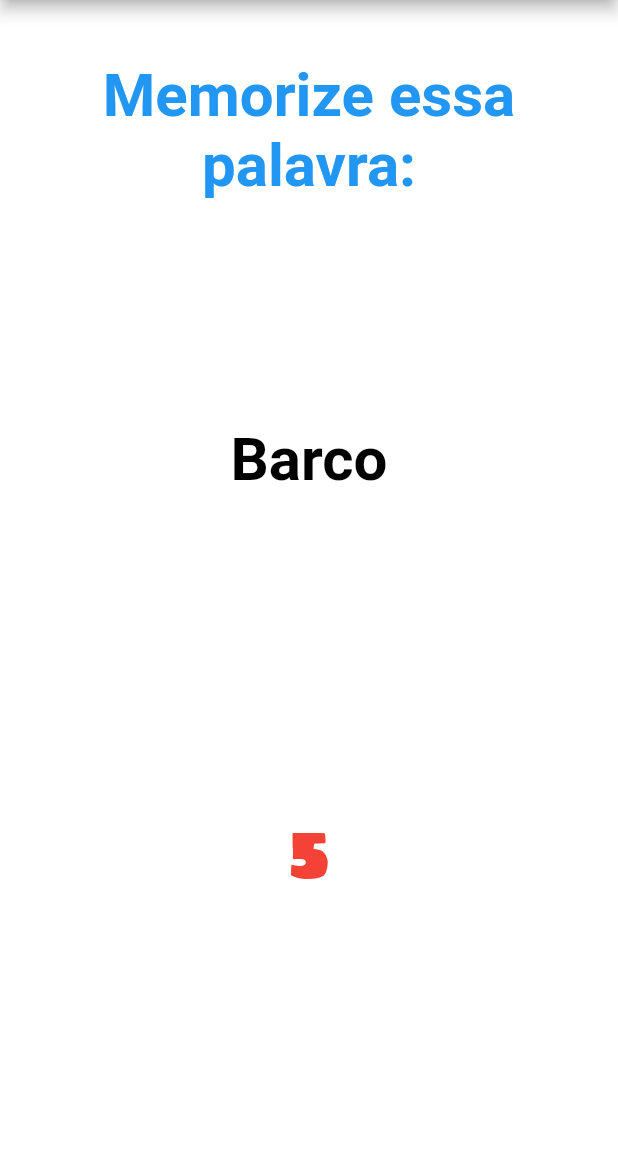
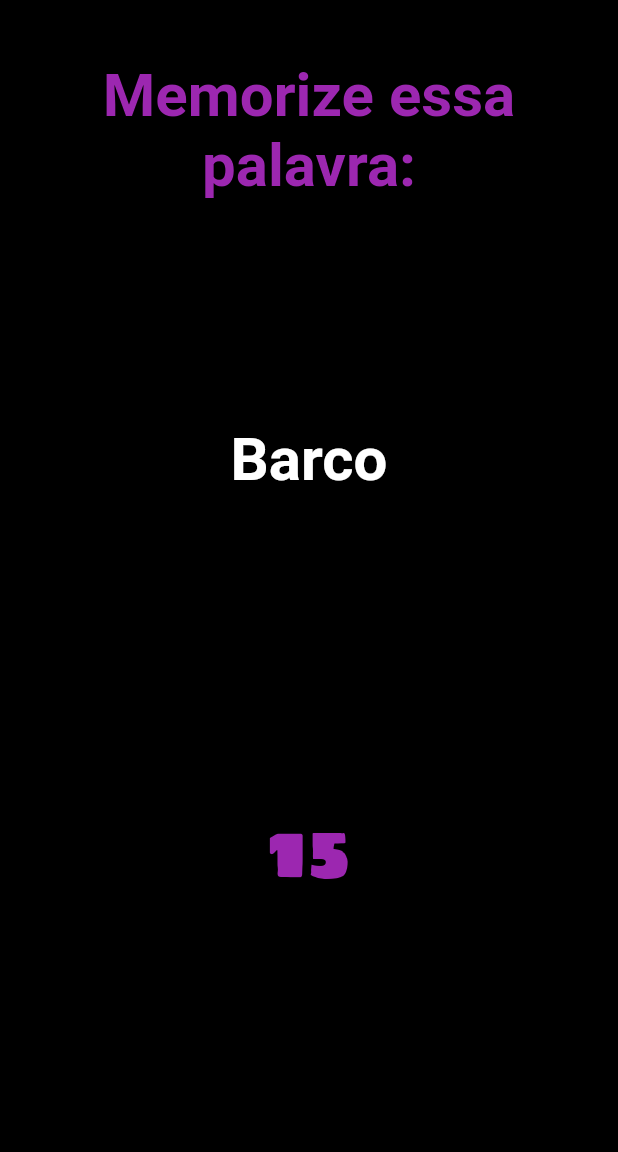
Before and after one commit to MouraRaquel/memory_extreme_app, a Flutter app: the screen it shows after launch, in the side drawer, after a tap on "Jogo das Palavras", on a phone screen of 412 x 824 dp, the part 84-1236 px from its top. Run offline on Flutter 3.47's test engine with Material 2 defaults, Android fonts, the phone set to English and light mode, and no system bars.

Commit message:
Altera o tempo para memorizar

```diff
--- a/lib/pages/jogo_palavras.dart
+++ b/lib/pages/jogo_palavras.dart
@@ -107,14 +107,14 @@ class _PalavrasState extends State<Palavras> {
   final StreamController _streamController = StreamController();
 
   addData()async{
-    for(int i = 5; i<= 1; i--) {
+    for(int i = 15; i<= 1; i--) {
       await Future.delayed(Duration(seconds: 1));
       _streamController.sink.add(i);
     }
   }
 
   Stream<int> numberStream() async*{
-    for(int i = 5; i>= 1; i--) {
+    for(int i = 15; i>= 1; i--) {
       await Future.delayed(Duration(seconds: 1));
       yield i;
       if(i == 1){
@@ -158,7 +158,7 @@ class _PalavrasState extends State<Palavras> {
     embaralhadas..shuffle();
 
     var _estiloBotao = (ElevatedButton.styleFrom(
-        primary: Colors.blue, minimumSize: Size(110, 50)));
+        primary: Colors.purple, minimumSize: Size(110, 50)));
     var _fontes = TextStyle(
         fontSize: 18, fontWeight: FontWeight.bold, color: Colors.white);
 
@@ -179,7 +179,7 @@ class _PalavrasState extends State<Palavras> {
     _linha(nums) {
       return Text(palavrasSelecionadas[nums],
           style: TextStyle(
-              fontSize: 40, color: Colors.black, fontWeight: FontWeight.bold));
+              fontSize: 40, color: Colors.white, fontWeight: FontWeight.bold));
     }
 
     _qtdPalavrasApresentadas() {
@@ -279,14 +279,14 @@ class _PalavrasState extends State<Palavras> {
 
     _novaPalavra(palavrasSelecionadas) {
       var _fontes = TextStyle(
-          fontSize: 40, color: Colors.blue, fontWeight: FontWeight.bold);
+          fontSize: 40, color: Colors.purple, fontWeight: FontWeight.bold);
 
       Size size = MediaQuery.of(context).size;
       return Scaffold(
           body: Container(
             padding: EdgeInsets.all(20),
             width: size.width,
-        color: Colors.white,
+            color: Colors.black,
             child: Column(
               children: <Widget>[
                 Expanded(
@@ -303,7 +303,7 @@ class _PalavrasState extends State<Palavras> {
                     if (snapshot.connectionState == ConnectionState.waiting)
                       return Text("");
                     return Text("${snapshot.data}", style: TextStyle(
-                    color: Colors.red,
+                        color: Colors.purple,
                         fontSize: 50,
                         fontFamily: 'SigmarOne'));
                   },
@@ -551,7 +551,7 @@ class _PalavrasState extends State<Palavras> {
     return Container(
         padding: EdgeInsets.all(2),
         width: size.width,
-        color: Colors.white,
+        color: Colors.black,
         child: _defineMatriz(palavrasSelecionadas));
   }
 
@@ -564,7 +564,7 @@ class _PalavrasState extends State<Palavras> {
   _body(context) {
 
     var _fontes = TextStyle(
-        fontSize: 40, color: Colors.blue, fontWeight: FontWeight.bold);
+        fontSize: 40, color: Colors.purple, fontWeight: FontWeight.bold);
 
     var categorias = [frutas, veiculos, profissao];
     final _random = new Random();
@@ -578,7 +578,7 @@ class _PalavrasState extends State<Palavras> {
     return Container(
       padding: EdgeInsets.only(top: 40),
       width: size.width,
-      color: Colors.white,
+      color: Colors.black,
       child: Column(
         mainAxisAlignment: MainAxisAlignment.start,
         children: <Widget>[
@@ -589,7 +589,7 @@ class _PalavrasState extends State<Palavras> {
               child: Text(listaCategoriaEscolhida[0],
                   style: TextStyle(
                       fontSize: 40,
-                      color: Colors.black,
+                      color: Colors.white,
                       fontWeight: FontWeight.bold))),
           Expanded(child: StreamBuilder(
             stream: numberStream().map((number) => "$number"),
@@ -597,7 +597,7 @@ class _PalavrasState extends State<Palavras> {
               if (snapshot.connectionState == ConnectionState.waiting)
                 return Text("");
               return Text("${snapshot.data}", style: TextStyle(
-                  color: Colors.red,
+                  color: Colors.purple,
                   fontSize: 50,
                   fontFamily: 'SigmarOne'));
             },
```
Lines whose indentation alone changed are shown as unchanged.
